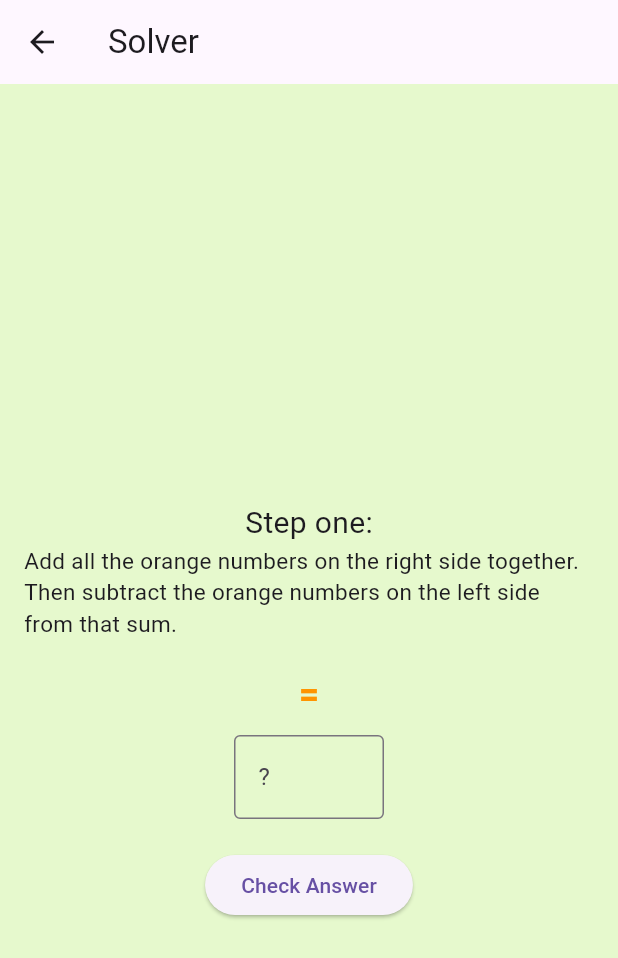
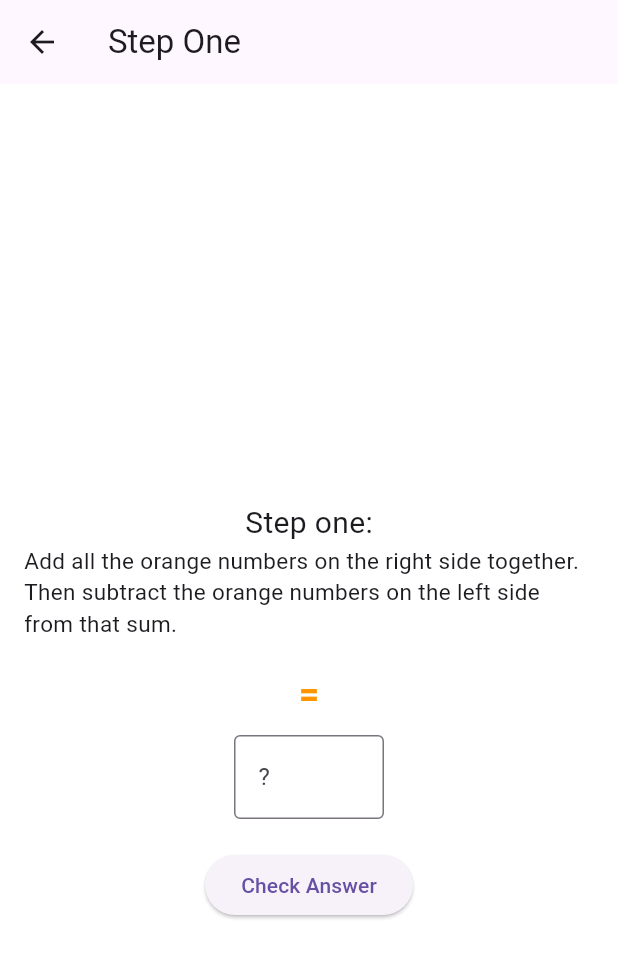
Before and after one commit to j-froment/Equation-Breaker, a Flutter app: the screen it shows after launch, after a tap on "Enter", on a phone screen of 412 x 824 dp. Shown: the top 958 px of the screen. Run offline on Flutter 3.47's test engine with Material 3 defaults, Android fonts, the phone set to English and light mode, and no system bars; missing offline and left inert: gallery_picker, google_mlkit_text_recognition.

Commit message:
add evan

```diff
--- a/lib/main.dart
+++ b/lib/main.dart
@@ -122,7 +122,7 @@ class MyApp extends StatelessWidget {
   Widget build(BuildContext context) {
     return MaterialApp(
       theme: ThemeData(
-        scaffoldBackgroundColor: const Color.fromARGB(255, 230, 249, 205),
+        scaffoldBackgroundColor: const Color.fromARGB(255, 255, 255, 255),
       ),
       title: 'Dycalculating equations',
       home: const TextBoxExample(),
@@ -178,7 +178,9 @@ class _TextBoxExampleState extends State<TextBoxExample> {
   @override
   Widget build(BuildContext context) {
     return Scaffold(
-      appBar: AppBar(title: const Text('Enter Your Equation:')),
+      appBar: AppBar(
+        title: const Text('Enter Your Equation:'),
+        backgroundColor: Colors.purple,),
       body: Padding(
         padding: const EdgeInsets.all(16.0),
         child: Column(
@@ -273,7 +275,7 @@ class _EquationPageState extends State<EquationPage> {
     breakdown += ' = ';
 
     return Scaffold(
-      appBar: AppBar(title: const Text("Solver")),
+      appBar: AppBar(title: const Text("Step One")),
       body: Center(
         child: Padding(
           padding: const EdgeInsets.all(16.0),
@@ -324,6 +326,7 @@ class StepTwoPage extends StatelessWidget {
   final String equation;
   const StepTwoPage({super.key, required this.equation});
 
+
   @override
   Widget build(BuildContext context) {
     return Scaffold(
@@ -352,8 +355,24 @@ class StepTwoPage extends StatelessWidget {
               ),
 
               const SizedBox(height: 20),
-              // You can add another input field here if you want
-            ],
+const SizedBox(height: 10),
+              SizedBox(
+                width: 100,
+                child: TextField(
+                  //controller: _answerController,
+                  keyboardType: TextInputType.number,
+                  decoration: const InputDecoration(
+                    hintText: '?',
+                    border: OutlineInputBorder(),
+                  ),
+                ),
+              ),
+              const SizedBox(height: 20),
+              //ElevatedButton(
+                //onPressed: checkAnswer,
+                //child: const Text('Check Answer'),
+             // ),
+               ],
           ),
         ),
       ),
```
